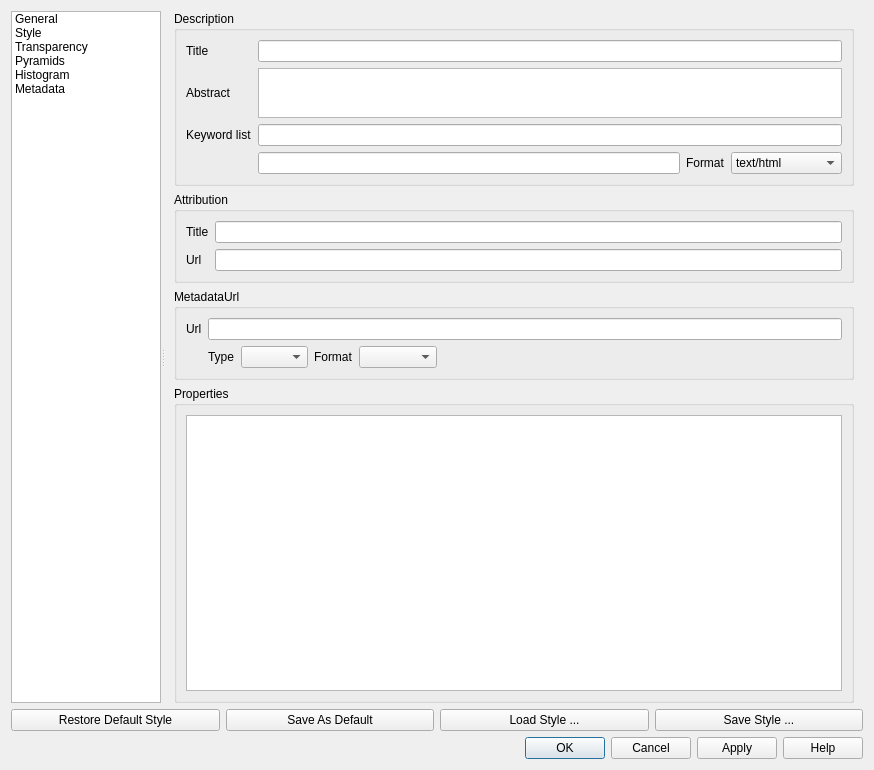
Qt form src/ui/qgsrasterlayerpropertiesbase.ui (carsmie/QGIS) before a commit.
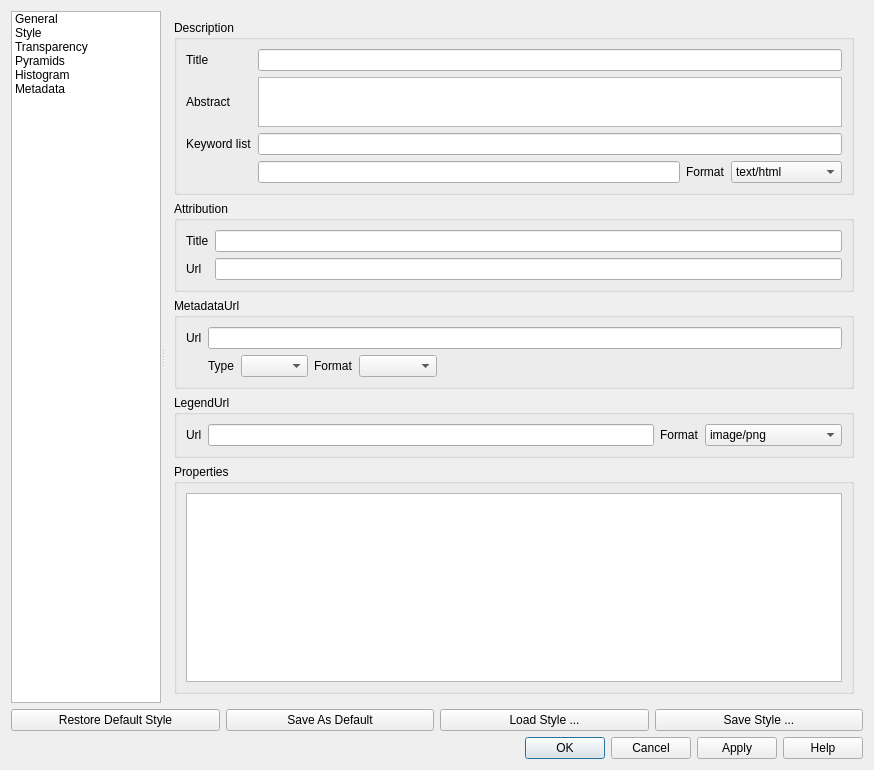
The same form after that commit. The open tabs and pages were chosen to show the change. Icons and pictures are not drawn. Custom widgets are drawn as their Qt base class.

Commit message: [FEATURE]: Add legend url to wms capabilities. Patch from mlechner

The edit to the form file:
```diff
--- a/src/ui/qgsrasterlayerpropertiesbase.ui
+++ b/src/ui/qgsrasterlayerpropertiesbase.ui
@@ -1786,18 +1786,12 @@
                <rect>
                 <x>0</x>
                 <y>0</y>
-                <width>700</width>
-                <height>686</height>
+                <width>713</width>
+                <height>705</height>
                </rect>
               </property>
-              <layout class="QVBoxLayout" name="verticalLayout_10">
-               <property name="topMargin">
-                <number>0</number>
-               </property>
-               <property name="bottomMargin">
-                <number>0</number>
-               </property>
-               <item>
+              <layout class="QGridLayout" name="gridLayout_12">
+               <item row="0" column="0">
                 <widget class="QgsCollapsibleGroupBox" name="mMetaDescriptionGrpBx">
                  <property name="title">
                   <string>Description</string>
@@ -1885,7 +1879,7 @@
                  </layout>
                 </widget>
                </item>
-               <item>
+               <item row="1" column="0">
                 <widget class="QgsCollapsibleGroupBox" name="mMetaAttributionGrpBx">
                  <property name="title">
                   <string>Attribution</string>
@@ -1917,7 +1911,7 @@
                  </layout>
                 </widget>
                </item>
-               <item>
+               <item row="2" column="0">
                 <widget class="QgsCollapsibleGroupBox" name="mMetaMetaUrlGrpBx">
                  <property name="title">
                   <string>MetadataUrl</string>
@@ -2008,7 +2002,65 @@
                  </layout>
                 </widget>
                </item>
-               <item>
+               <item row="3" column="0">
+                <widget class="QgsCollapsibleGroupBox" name="mMetaLegendGrpBx">
+                 <property name="title">
+                  <string>LegendUrl</string>
+                 </property>
+                 <layout class="QGridLayout" name="gridLayout_10">
+                  <item row="0" column="0">
+                   <layout class="QHBoxLayout" name="horizontalLayout_11">
+                    <item>
+                     <widget class="QLabel" name="mLayerLegendUrlLabel">
+                      <property name="text">
+                       <string>Url</string>
+                      </property>
+                     </widget>
+                    </item>
+                    <item>
+                     <widget class="QLineEdit" name="mLayerLegendUrlLineEdit"/>
+                    </item>
+                    <item>
+                     <widget class="QLabel" name="mLayerLegendUrlFormatLabel">
+                      <property name="text">
+                       <string>Format</string>
+                      </property>
+                     </widget>
+                    </item>
+                    <item>
+                     <widget class="QComboBox" name="mLayerLegendUrlFormatComboBox">
+                      <property name="minimumSize">
+                       <size>
+                        <width>137</width>
+                        <height>0</height>
+                       </size>
+                      </property>
+                      <property name="currentIndex">
+                       <number>0</number>
+                      </property>
+                      <item>
+                       <property name="text">
+                        <string>image/png</string>
+                       </property>
+                      </item>
+                      <item>
+                       <property name="text">
+                        <string>image/jpeg</string>
+                       </property>
+                      </item>
+                      <item>
+                       <property name="text">
+                        <string>image/jpg</string>
+                       </property>
+                      </item>
+                     </widget>
+                    </item>
+                   </layout>
+                  </item>
+                 </layout>
+                </widget>
+               </item>
+               <item row="4" column="0">
                 <widget class="QgsCollapsibleGroupBox" name="mMetaPropertiesGrpBx">
                  <property name="sizePolicy">
                   <sizepolicy hsizetype="Preferred" vsizetype="Preferred">
@@ -2029,7 +2081,7 @@
                  </layout>
                 </widget>
                </item>
-               <item>
+               <item row="5" column="0">
                 <spacer name="verticalSpacer_4">
                  <property name="orientation">
                   <enum>Qt::Vertical</enum>
@@ -2116,6 +2168,11 @@
   </layout>
  </widget>
  <customwidgets>
+  <customwidget>
+   <class>QgsScaleComboBox</class>
+   <extends>QComboBox</extends>
+   <header>qgsscalecombobox.h</header>
+  </customwidget>
   <customwidget>
    <class>QgsCollapsibleGroupBox</class>
    <extends>QGroupBox</extends>
@@ -2132,11 +2189,6 @@
    <extends>QPushButton</extends>
    <header>qgscolorbutton.h</header>
   </customwidget>
-  <customwidget>
-   <class>QgsScaleComboBox</class>
-   <extends>QComboBox</extends>
-   <header>qgsscalecombobox.h</header>
-  </customwidget>
  </customwidgets>
  <resources>
   <include location="../../images/images.qrc"/>
```
Left out of the diff: 30 changed lines with no effect on the pictures. The commit also changes 7 other files.
